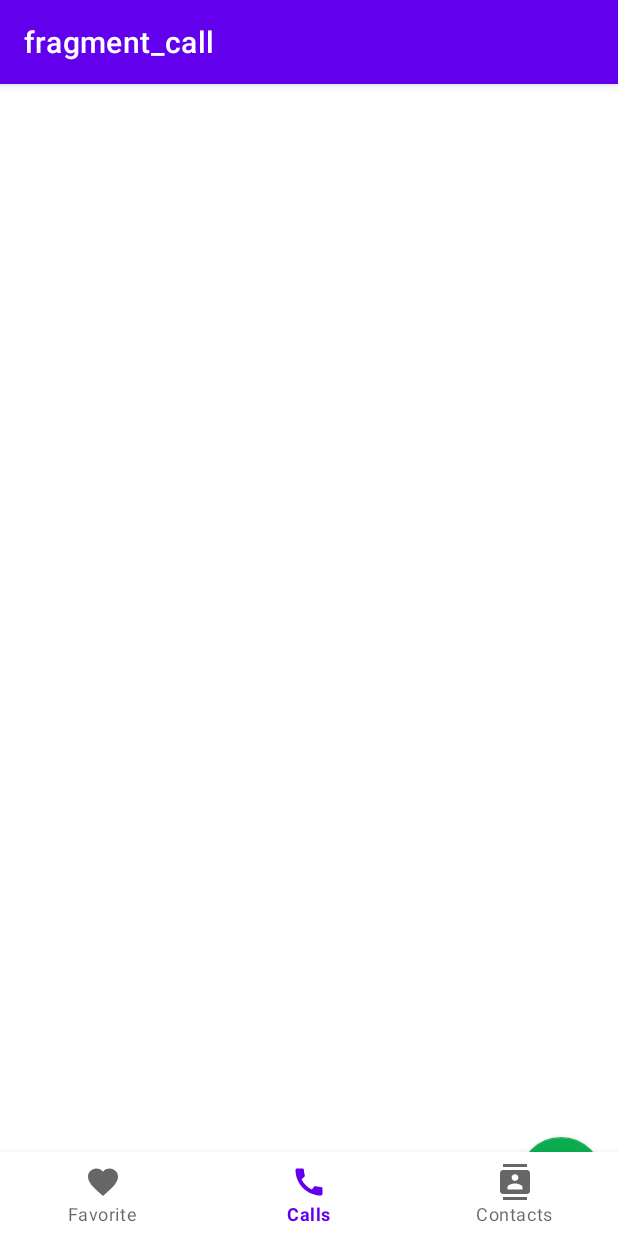
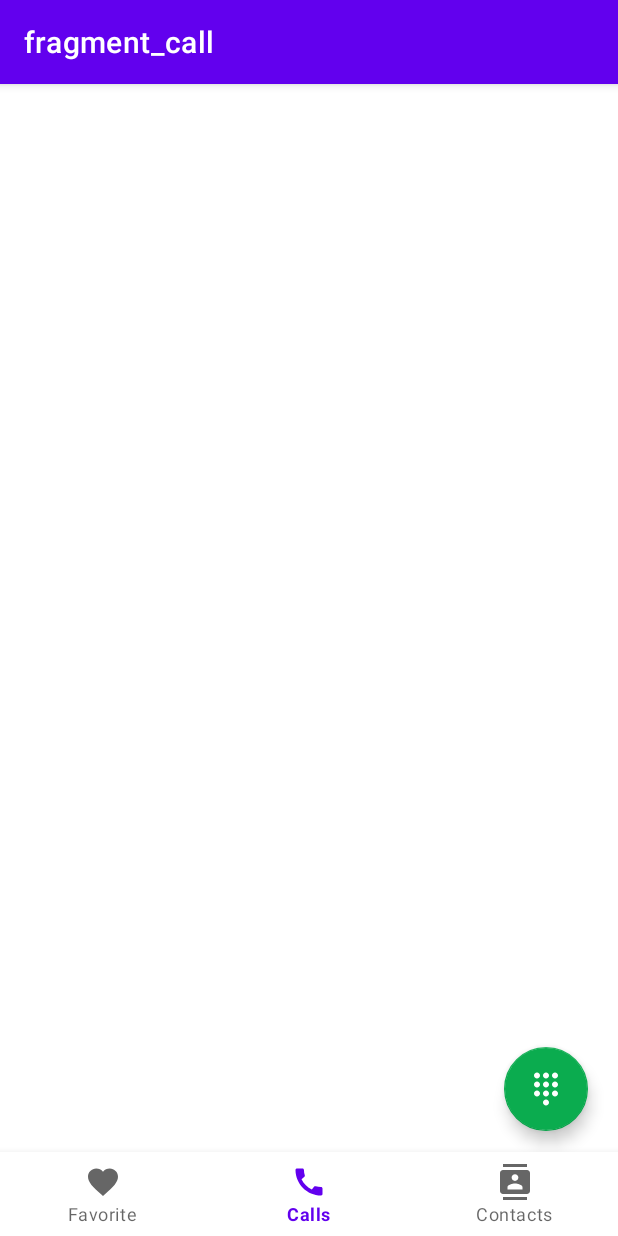
Before and after one commit to Anuj-Rai12/Contact_App, an Android app: the DailerFragment screen opened through its navigation route, item 2 of the bottom bar chosen, on a phone screen of 412 x 824 dp. Run offline under Robolectric (Android 15) with nearby library versions, the phone set to English and light mode, and no system bars; our stand-ins replace data binding, navigation-ui; 1 statement that could not run was skipped.

Commit message:
Adding layout files ,Animation Green Explosion bottom menu bar Status:Successfully

```diff
--- a/app/src/main/java/com/example/roomdatabase/MainActivity.kt
+++ b/app/src/main/java/com/example/roomdatabase/MainActivity.kt
@@ -16,6 +16,7 @@ class MainActivity : AppCompatActivity() {
     private lateinit var appBarConfiguration: AppBarConfiguration
     override fun onCreate(savedInstanceState: Bundle?) {
         super.onCreate(savedInstanceState)
+        //getSupportActionBar()?.hide()
         binding=DataBindingUtil.setContentView(this,R.layout.activity_main)
         navController = findNavController(R.id.fragment)
         appBarConfiguration =
--- a/app/src/main/java/com/example/roomdatabase/DailerFragment.kt
+++ b/app/src/main/java/com/example/roomdatabase/extrafragmentfile/DailerFragment.kt
@@ -1,10 +1,12 @@
-package com.example.roomdatabase
+package com.example.roomdatabase.extrafragmentfile
 
 import android.os.Bundle
-import androidx.fragment.app.Fragment
 import android.view.LayoutInflater
 import android.view.View
 import android.view.ViewGroup
+import androidx.appcompat.app.AppCompatActivity
+import androidx.fragment.app.Fragment
+import com.example.roomdatabase.R
 
 // TODO: Rename parameter arguments, choose names that match
 // the fragment initialization parameters, e.g. ARG_ITEM_NUMBER
@@ -23,6 +25,8 @@ class DailerFragment : Fragment() {
 
     override fun onCreate(savedInstanceState: Bundle?) {
         super.onCreate(savedInstanceState)
+//        getActivity().getSupportActionBar().hide();
+//        ((AppCompatActivity) getActivity(activity)).getSupportActionBar().hide()
         arguments?.let {
             param1 = it.getString(ARG_PARAM1)
             param2 = it.getString(ARG_PARAM2)
@@ -33,10 +37,22 @@ class DailerFragment : Fragment() {
         inflater: LayoutInflater, container: ViewGroup?,
         savedInstanceState: Bundle?
     ): View? {
+        //((AppCompatActivity) getActivity(activity)).getSupportActionBar().hide()
         // Inflate the layout for this fragment
+        (activity as AppCompatActivity?)!!.supportActionBar!!.hide()
         return inflater.inflate(R.layout.fragment_dailer, container, false)
     }
+/*
+    override fun onResume() {
+        super.onResume()
+        (activity as AppCompatActivity?)!!.supportActionBar!!.hide()
+    }
 
+    override fun onStop() {
+        super.onStop()
+        (activity as AppCompatActivity?)!!.supportActionBar!!.hide()
+    }
+*/
     companion object {
         /**
          * Use this factory method to create a new instance of
--- a/app/src/main/java/com/example/roomdatabase/myfragments/CallFragment.kt
+++ b/app/src/main/java/com/example/roomdatabase/myfragments/CallFragment.kt
@@ -8,8 +8,10 @@ import android.view.ViewGroup
 import android.view.animation.AccelerateDecelerateInterpolator
 import android.view.animation.Animation
 import android.view.animation.AnimationUtils
+import androidx.appcompat.app.AppCompatActivity
 import androidx.core.view.isVisible
 import androidx.databinding.DataBindingUtil
+import androidx.navigation.findNavController
 import com.example.roomdatabase.R
 import com.example.roomdatabase.databinding.FragmentCallBinding
 import com.example.roomdatabase.utils.startAnimation
@@ -22,23 +24,28 @@ class CallFragment : Fragment() {
         inflater: LayoutInflater, container: ViewGroup?,
         savedInstanceState: Bundle?
     ): View? {
+        (activity as AppCompatActivity?)!!.supportActionBar!!.show()
         binding = DataBindingUtil.inflate(inflater, R.layout.fragment_call, container, false)
         animation = AnimationUtils.loadAnimation(activity, R.anim.green_expolsion).apply {
             duration = 700
             interpolator = AccelerateDecelerateInterpolator()
         }
-
+        gotoDialer()
         return binding.root
     }
 
     private fun gotoDialer() {
         binding.apply {
             mydialer.setOnClickListener {
-                mydialer.isVisible=false
-                greenboom.isVisible=true
-                greenboom.startAnimation(animation,{})
+                mydialer.isVisible = false
+                greenboom.isVisible = true
+                greenboom.startAnimation(animation) {
+                    callDailer()
+                }
             }
         }
     }
 
+    private fun callDailer() =
+        view?.findNavController()?.navigate(R.id.action_callFragment_to_dailerFragment)
 }
--- a/app/src/main/java/com/example/roomdatabase/myfragments/ContactFragment.kt
+++ b/app/src/main/java/com/example/roomdatabase/myfragments/ContactFragment.kt
@@ -5,6 +5,7 @@ import androidx.fragment.app.Fragment
 import android.view.LayoutInflater
 import android.view.View
 import android.view.ViewGroup
+import androidx.appcompat.app.AppCompatActivity
 import com.example.roomdatabase.R
 
 // TODO: Rename parameter arguments, choose names that match
@@ -34,6 +35,7 @@ class ContactFragment : Fragment() {
         inflater: LayoutInflater, container: ViewGroup?,
         savedInstanceState: Bundle?
     ): View? {
+        (activity as AppCompatActivity?)!!.supportActionBar!!.show()
         // Inflate the layout for this fragment
         return inflater.inflate(R.layout.fragment_contact, container, false)
     }
--- a/app/src/main/java/com/example/roomdatabase/myfragments/FavFragment.kt
+++ b/app/src/main/java/com/example/roomdatabase/myfragments/FavFragment.kt
@@ -5,6 +5,7 @@ import androidx.fragment.app.Fragment
 import android.view.LayoutInflater
 import android.view.View
 import android.view.ViewGroup
+import androidx.appcompat.app.AppCompatActivity
 import com.example.roomdatabase.R
 
 // TODO: Rename parameter arguments, choose names that match
@@ -34,6 +35,7 @@ class FavFragment : Fragment() {
         inflater: LayoutInflater, container: ViewGroup?,
         savedInstanceState: Bundle?
     ): View? {
+        (activity as AppCompatActivity?)!!.supportActionBar!!.show()
         // Inflate the layout for this fragment
         return inflater.inflate(R.layout.fragment_fav, container, false)
     }
--- a/app/src/main/res/drawable/ic_dialpad.xml
+++ b/app/src/main/res/drawable/ic_dialpad.xml
@@ -1,5 +1,5 @@
-<vector android:height="24dp" android:tint="#FFFFFF"
+<vector android:height="40dp" android:tint="#FFFFFF"
     android:viewportHeight="24" android:viewportWidth="24"
-    android:width="24dp" xmlns:android="http://schemas.android.com/apk/res/android">
+    android:width="40dp" xmlns:android="http://schemas.android.com/apk/res/android">
     <path android:fillColor="@android:color/white" android:pathData="M12,19c-1.1,0 -2,0.9 -2,2s0.9,2 2,2 2,-0.9 2,-2 -0.9,-2 -2,-2zM6,1c-1.1,0 -2,0.9 -2,2s0.9,2 2,2 2,-0.9 2,-2 -0.9,-2 -2,-2zM6,7c-1.1,0 -2,0.9 -2,2s0.9,2 2,2 2,-0.9 2,-2 -0.9,-2 -2,-2zM6,13c-1.1,0 -2,0.9 -2,2s0.9,2 2,2 2,-0.9 2,-2 -0.9,-2 -2,-2zM18,5c1.1,0 2,-0.9 2,-2s-0.9,-2 -2,-2 -2,0.9 -2,2 0.9,2 2,2zM12,13c-1.1,0 -2,0.9 -2,2s0.9,2 2,2 2,-0.9 2,-2 -0.9,-2 -2,-2zM18,13c-1.1,0 -2,0.9 -2,2s0.9,2 2,2 2,-0.9 2,-2 -0.9,-2 -2,-2zM18,7c-1.1,0 -2,0.9 -2,2s0.9,2 2,2 2,-0.9 2,-2 -0.9,-2 -2,-2zM12,7c-1.1,0 -2,0.9 -2,2s0.9,2 2,2 2,-0.9 2,-2 -0.9,-2 -2,-2zM12,1c-1.1,0 -2,0.9 -2,2s0.9,2 2,2 2,-0.9 2,-2 -0.9,-2 -2,-2z"/>
 </vector>
--- a/app/src/main/res/layout/fragment_call.xml
+++ b/app/src/main/res/layout/fragment_call.xml
@@ -24,7 +24,8 @@
                 android:layout_height="wrap_content"
                 android:layout_alignParentRight="true"
                 android:layout_alignParentBottom="true"
-                android:layout_margin="10dp"
+                android:layout_marginBottom="70dp"
+                android:layout_marginRight="20dp"
                 android:src="@drawable/ic_dialpad"
                 app:backgroundTint="@color/anujgreen"
                 app:tint="@color/white" />
@@ -35,7 +36,8 @@
                 android:layout_height="64dp"
                 android:layout_alignParentRight="true"
                 android:layout_alignParentBottom="true"
-                android:layout_margin="10dp"
+                android:layout_marginBottom="70dp"
+                android:layout_marginRight="20dp"
                 android:background="@drawable/myshape"
                 android:visibility="invisible" />
         </RelativeLayout>
--- a/app/src/main/res/layout/fragment_dailer.xml
+++ b/app/src/main/res/layout/fragment_dailer.xml
@@ -3,11 +3,10 @@
     xmlns:tools="http://schemas.android.com/tools"
     android:layout_width="match_parent"
     android:layout_height="match_parent"
-    tools:context=".DailerFragment">
+    tools:context="com.example.roomdatabase.extrafragmentfile.DailerFragment">
 
     <TextView
         android:layout_width="match_parent"
         android:layout_height="match_parent"
         android:text="Hello from dailer" />
-
 </FrameLayout>
--- a/app/src/main/res/navigation/nav_graph.xml
+++ b/app/src/main/res/navigation/nav_graph.xml
@@ -26,7 +26,11 @@
         tools:layout="@layout/fragment_contact" />
     <fragment
         android:id="@+id/dailerFragment"
-        android:name="com.example.roomdatabase.DailerFragment"
+        android:name="com.example.roomdatabase.extrafragmentfile.DailerFragment"
         android:label="fragment_dailer"
-        tools:layout="@layout/fragment_dailer" />
+        tools:layout="@layout/fragment_dailer" >
+        <action
+            android:id="@+id/action_dailerFragment_to_callFragment"
+            app:destination="@id/callFragment" />
+    </fragment>
 </navigation>
```
